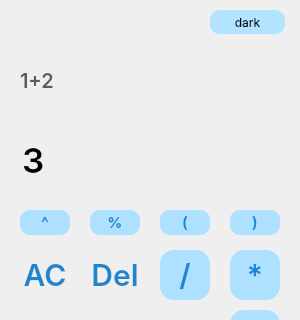
First picture: the form in Calculator_Qt.ui, repository Yusfgus/Calculator_Qt, before the edit; both pictures show x 0 to 300 and y 0 to 320 of the 300 by 562 pixel window.
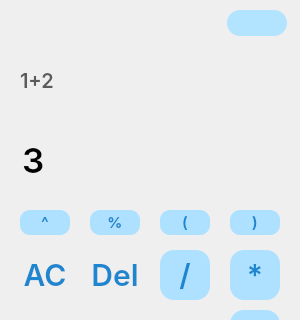
Second picture: the form after the edit. Icons and pictures are not drawn.

What changed in the file:
```diff
--- a/Calculator_Qt.ui
+++ b/Calculator_Qt.ui
@@ -684,15 +684,16 @@
    <widget class="QPushButton" name="change_theme_btn">
     <property name="geometry">
      <rect>
-      <x>210</x>
+      <x>227</x>
       <y>10</y>
-      <width>75</width>
-      <height>24</height>
+      <width>60</width>
+      <height>26</height>
      </rect>
     </property>
     <property name="styleSheet">
-     <string notr="true">border-radius: 10px;
+     <string notr="true">border-radius: 13px;
 background: #B2E3FF;
+color:#B2E3FF;
 font-family: Inter;
 
 
@@ -729,6 +730,30 @@
      <set>Qt::AlignLeading|Qt::AlignLeft|Qt::AlignVCenter</set>
     </property>
    </widget>
+   <widget class="QPushButton" name="image_button">
+    <property name="geometry">
+     <rect>
+      <x>230</x>
+      <y>12</y>
+      <width>24</width>
+      <height>22</height>
+     </rect>
+    </property>
+    <property name="cursor">
+     <cursorShape>PointingHandCursor</cursorShape>
+    </property>
+    <property name="styleSheet">
+     <string notr="true">
+background-image: url(:/Calculator_Qt/Screenshot 2023-07-08 020926.png);
+background-repeat: no-repeat;
+background-size: 100px 100px;
+border-radius: 11px;
+font-family: Inter;</string>
+    </property>
+    <property name="text">
+     <string/>
+    </property>
+   </widget>
   </widget>
  </widget>
  <layoutdefault spacing="6" margin="11"/>
```
